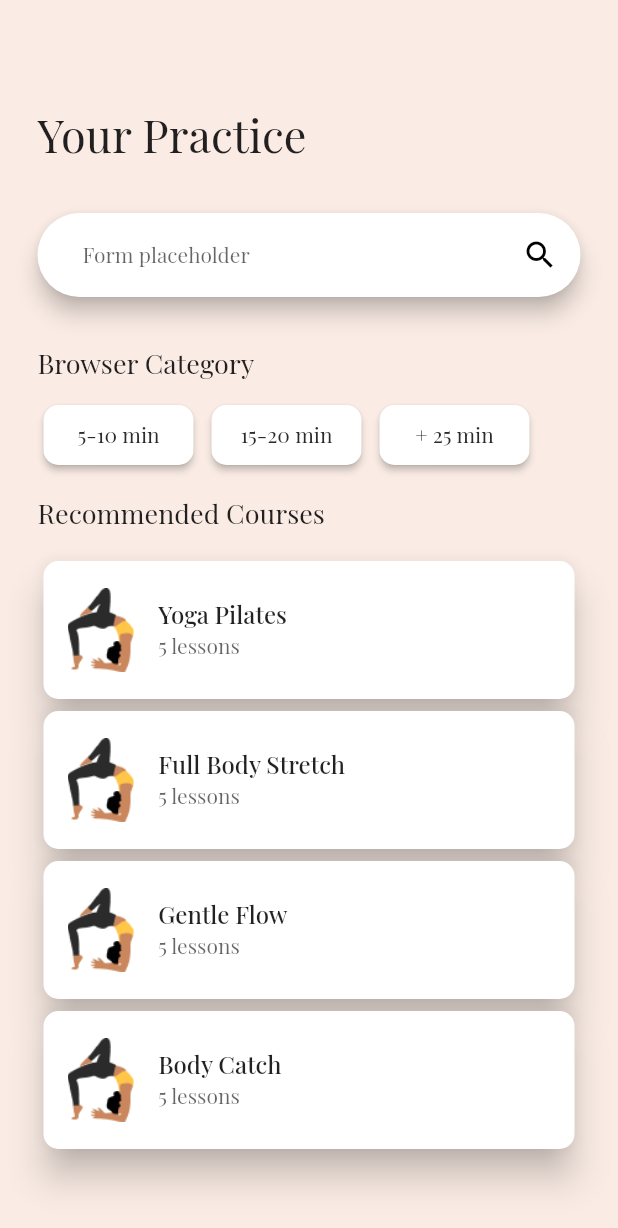
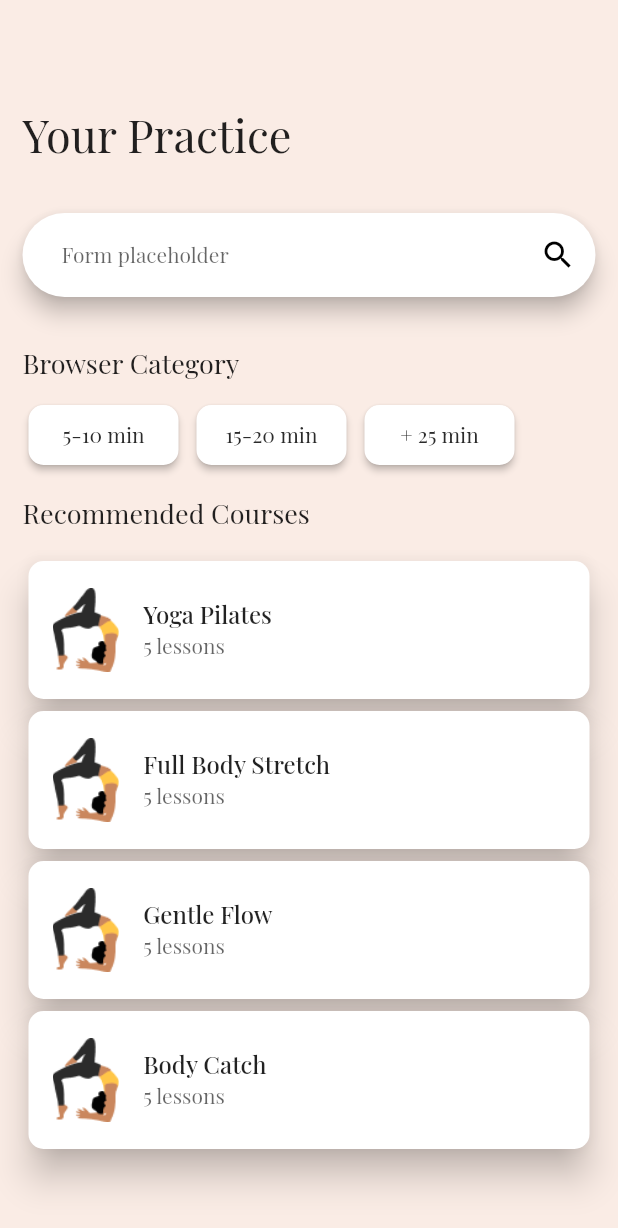
Before and after one commit to eminowam/yoga_app_flutter, a Flutter app: the screen it shows after launch, on a phone screen of 412 x 824 dp. Shown: the top 1228 px of the screen. Run offline on Flutter 3.47's test engine with Material 2 defaults, Android fonts, the light colour scheme and no system bars.

```diff
--- a/lib/screen/main/main_page.dart
+++ b/lib/screen/main/main_page.dart
@@ -4,7 +4,7 @@ import 'package:yoga_ui/screen/details/detail_page.dart';
 
 import '../../color/color.dart';
 import '../../widget/main/card.dart';
-import '../../widget/main/categories.dart';
+import '../../widget/main/category/categories.dart';
 import '../../widget/main/text_search.dart';
 
 class HomePage extends StatelessWidget {
@@ -17,7 +17,7 @@ class HomePage extends StatelessWidget {
       body:  SingleChildScrollView(
         scrollDirection: Axis.vertical,
         child: Padding(
-          padding: const EdgeInsets.only(right: 25,left: 25,top: 70),
+          padding: const EdgeInsets.only(right: 15,left: 15,top: 70),
           child: Column(
             crossAxisAlignment: CrossAxisAlignment.start,
             children: [
--- a/lib/widget/details/detail_widget.dart
+++ b/lib/widget/details/detail_widget.dart
@@ -29,13 +29,13 @@ class DetailsYoga extends StatelessWidget {
                         fontWeight: FontWeight.w500,fontSize: 24
                       ),),
                       SizedBox(height: 6,),
-                      Text("15 min",
+                     const  Text("15 min",
                       style: TextStyle(
                         fontSize: 14,
                         fontWeight: FontWeight.w400
                       ),),
                       SizedBox(height: 24,),
-                      Text("Do you love yoga, but you’re not in the mood to break"
+                      const Text("Do you love yoga, but you’re not in the mood to break"
                         "a sweat every time you sit at the mat? Maybe you "
                         "just want to meditate and stretch, to contemplate"
                         "your day and wish your cares away for a moment."
--- a/lib/widget/main/categories.dart
+++ /dev/null
@@ -1,80 +0,0 @@
-
-import 'package:flutter/cupertino.dart';
-import 'package:flutter/cupertino.dart';
-import 'package:flutter/material.dart';
-import '../../color/color.dart';
-
-class ButtonModel{
-  final String text;
-
-  ButtonModel(this.text);
-}
-class CategoriesState extends StatefulWidget {
-  CategoriesState({super.key});
-
-  @override
-  State<CategoriesState> createState() => _CategoriesStateState();
-}
-
-class _CategoriesStateState extends State<CategoriesState> {
-  Color buttonColor=AppColor.categoriesButtonColor;
-
-  var button = ButtonModel("test");
-
-  List<ButtonModel> titles = [
-    ButtonModel("5-10 min"),
-    ButtonModel("15-20 min"),
-    ButtonModel("+ 25 min"),
-  ];
-
-  @override
-  Widget build(BuildContext context) {
-    return  Column(
-      crossAxisAlignment: CrossAxisAlignment.start,
-      children: [
-        Text(
-          "Browser Category",
-          style:TextStyle(fontSize: 18,
-              fontWeight: FontWeight.w400) ,),
-        SizedBox(height: 16,),
-        Row(
-          children: [
-            ...titles.map((e) => _CategoriesButton(
-              text: e.text,
-            )),
-          ],
-        )
-      ],
-    );
-  }
-}
-
-
-class _CategoriesButton extends StatelessWidget {
-  const _CategoriesButton({
-    Key? key,
-    required this.text,
-  }) : super(key: key);
-  final String text;
-
-  @override
-  Widget build(BuildContext context) {
-    return Container(
-      margin: const  EdgeInsets.only(left: 4,right: 8),
-      child: SizedBox(
-          width: 100, // <-- Your width
-          height: 40,
-          child: ElevatedButton(
-              style: ElevatedButton.styleFrom(
-                  shape: RoundedRectangleBorder(
-                      borderRadius: BorderRadius.circular(10)),
-                  backgroundColor: Colors.white),
-              onPressed: () {
-              },
-              child: Text(text,
-                style: TextStyle(
-                    color: AppColor.mainTextColor,fontWeight: FontWeight.w400
-                ),))),
-    );
-  }
-}
--- /dev/null
+++ b/lib/widget/main/category/categories.dart
@@ -0,0 +1,50 @@
+
+import 'package:flutter/cupertino.dart';
+import 'package:flutter/material.dart';
+import '../../../color/color.dart';
+import 'categories_button.dart';
+
+class ButtonModel{
+  final String text;
+
+  ButtonModel(this.text);
+}
+class CategoriesState extends StatefulWidget {
+  const CategoriesState({super.key});
+
+  @override
+  State<CategoriesState> createState() => _CategoriesStateState();
+}
+
+class _CategoriesStateState extends State<CategoriesState> {
+  Color buttonColor=AppColor.categoriesButtonColor;
+
+  var button = ButtonModel("test");
+
+  List<ButtonModel> titles = [
+    ButtonModel("5-10 min"),
+    ButtonModel("15-20 min"),
+    ButtonModel("+ 25 min"),
+  ];
+
+  @override
+  Widget build(BuildContext context) {
+    return  Column(
+      crossAxisAlignment: CrossAxisAlignment.start,
+      children: [
+        const Text(
+          "Browser Category",
+          style:TextStyle(fontSize: 18,
+              fontWeight: FontWeight.w400) ,),
+        SizedBox(height: 16,),
+        Row(
+          children: [
+            ...titles.map((e) => CategoriesButton(
+              text: e.text,
+            )),
+          ],
+        )
+      ],
+    );
+  }
+}
--- /dev/null
+++ b/lib/widget/main/category/categories_button.dart
@@ -0,0 +1,32 @@
+import 'package:flutter/material.dart';
+
+import '../../../color/color.dart';
+
+class CategoriesButton extends StatelessWidget {
+  const CategoriesButton({
+    Key? key,
+    required this.text,
+  }) : super(key: key);
+  final String text;
+
+  @override
+  Widget build(BuildContext context) {
+    return Container(
+      margin: const  EdgeInsets.only(left: 4,right: 8),
+      child: SizedBox(
+          width: 100, // <-- Your width
+          height: 40,
+          child: ElevatedButton(
+              style: ElevatedButton.styleFrom(
+                  shape: RoundedRectangleBorder(
+                      borderRadius: BorderRadius.circular(10)),
+                  backgroundColor: Colors.white),
+              onPressed: () {
+              },
+              child: Text(text,
+                style: TextStyle(
+                    color: AppColor.mainTextColor,fontWeight: FontWeight.w400
+                ),))),
+    );
+  }
+}
--- a/lib/widget/main/text_search.dart
+++ b/lib/widget/main/text_search.dart
@@ -10,20 +10,20 @@ class TextSearch extends StatelessWidget {
       child: Column(
         crossAxisAlignment: CrossAxisAlignment.start,
         children: [
-          Text(
+          const Text(
             "Your Practice",
             style: TextStyle(fontSize: 30, fontWeight: FontWeight.w400),
           ),
-          SizedBox(
+          const SizedBox(
             height: 32,
           ),
           SearchBar(
             hintText: "Form placeholder",
             hintStyle: MaterialStateProperty.all(
-              TextStyle(fontSize: 14, fontWeight: FontWeight.w300),
+              const TextStyle(fontSize: 14, fontWeight: FontWeight.w300),
             ),
             padding: MaterialStateProperty.all<EdgeInsets>(
-                const EdgeInsets.symmetric(horizontal: 15)),
+                const EdgeInsets.symmetric(horizontal: 13)),
             trailing: const [Icon(Icons.search)],
           ),
         ],
```
